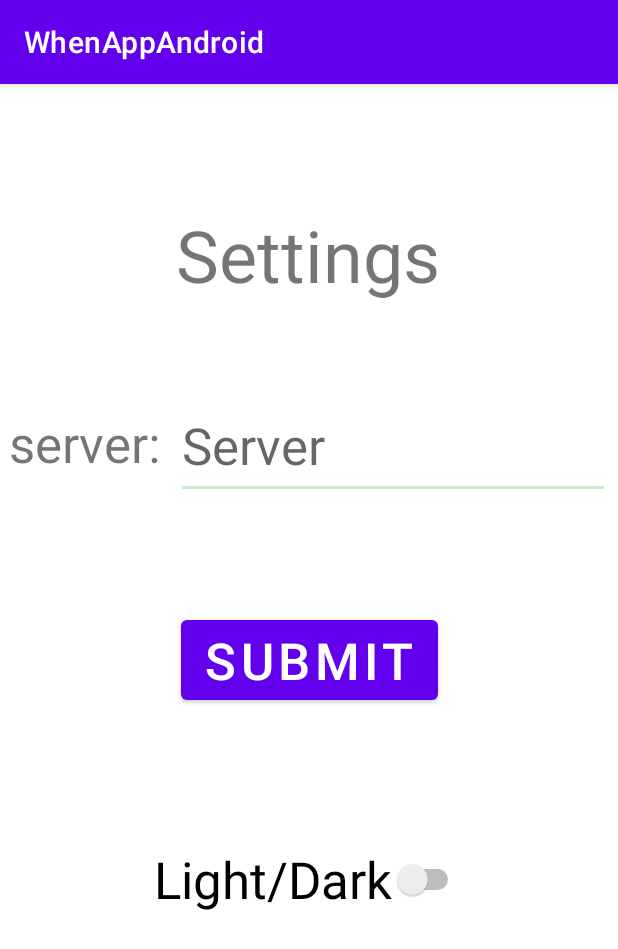
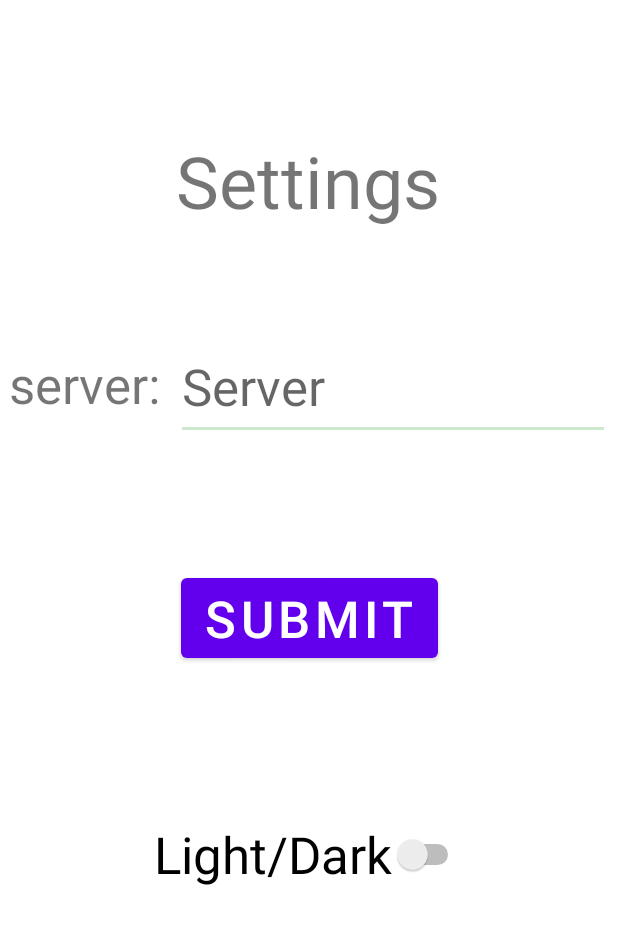
Before and after one commit to NoamCohen48/WhenAppAndroid2, an Android app: the SettingsActivity screen opened directly, with no data from a screen before it, on a phone screen of 412 x 824 dp. Shown: the top 949 px of the screen. Run offline under Robolectric (Android 15) with nearby library versions, the phone set to English and light mode, and no system bars.

```diff
--- a/app/src/main/java/com/example/whenappandroid/SettingsScreen/SettingsActivity.java
+++ b/app/src/main/java/com/example/whenappandroid/SettingsScreen/SettingsActivity.java
@@ -8,12 +8,22 @@ import android.view.View;
 import androidx.appcompat.app.AppCompatActivity;
 import androidx.appcompat.app.AppCompatDelegate;
 
+import com.example.whenappandroid.R;
 import com.example.whenappandroid.databinding.ActivitySettingsBinding;
 
 public class SettingsActivity extends AppCompatActivity {
+
     private ActivitySettingsBinding binding;
+
     @Override
     protected void onCreate(Bundle savedInstanceState) {
+
+        if(AppCompatDelegate.getDefaultNightMode() == AppCompatDelegate.MODE_NIGHT_YES) {
+            setTheme(R.style.Theme_Dark);
+        } else {
+            setTheme(R.style.Theme_Light);
+        }
+
         super.onCreate(savedInstanceState);
         binding  = ActivitySettingsBinding.inflate(getLayoutInflater());
         View view = binding.getRoot();
--- a/app/src/main/res/values-night/themes.xml
+++ b/app/src/main/res/values-night/themes.xml
@@ -1,6 +1,6 @@
 <resources xmlns:tools="http://schemas.android.com/tools">
     <!-- Base application theme. -->
-    <style name="Theme.WhenAppAndroid" parent="Theme.MaterialComponents.DayNight.DarkActionBar">
+    <style name="Theme.Dark" parent="Theme.MaterialComponents.DayNight.NoActionBar">
         <!-- Primary brand color. -->
         <item name="colorPrimary">@color/purple_200</item>
         <item name="colorPrimaryVariant">@color/purple_700</item>
@@ -10,7 +10,16 @@
         <item name="colorSecondaryVariant">@color/teal_200</item>
         <item name="colorOnSecondary">@color/black</item>
         <!-- Status bar color. -->
-        <item name="android:statusBarColor" tools:targetApi="l">?attr/colorPrimaryVariant</item>
-        <!-- Customize your theme here. -->
+        <item name="android:statusBarColor" >?attr/colorPrimaryVariant</item>
+        <!-- Error brand color. -->
+        <item name="colorError">@color/light_red</item>
+        <item name="colorOnError">@color/black</item>
+        <!-- Surface brand color. -->
+        <item name="colorSurface">@color/light_black</item>
+        <item name="colorOnSurface">@color/white</item>
+        <!-- Background brand color. -->
+        <item name="colorBackground">@color/light_black</item>
+        <item name="colorOnBackground">@color/white</item>
+
     </style>
 </resources>
--- a/app/src/main/res/values/colors.xml
+++ b/app/src/main/res/values/colors.xml
@@ -4,13 +4,20 @@
     <color name="purple_500">#FF6200EE</color>
     <color name="purple_700">#FF3700B3</color>
     <color name="teal_200">#EDC8E6C9</color>
-    <color name="teal_700">#FF018786</color>
+    <color name="teal_900">#018786</color>
     <color name="black">#FF000000</color>
     <color name="white">#FFFFFFFF</color>
     <color name="tanAccent">#e3cdb3</color>
     <color name="gray">#D1C4E9</color>
     <color name="green">#C3FCB3</color>
     <color name="blue">#D8B2DFDB</color>
+    <color name="red">#B00020</color>
+    <color name="light_red">#CF6679</color>
+    <color name="light_black">#121212</color>
+
+
+
+
 
 
 </resources>
--- a/app/src/main/res/values/strings.xml
+++ b/app/src/main/res/values/strings.xml
@@ -1,5 +1,5 @@
 <resources>
-    <string name="app_name">WhenAppAndroid</string>
+    <string name="app_name">TheAppOfTheKings</string>
     <!-- TODO: Remove or change this placeholder text -->
     <string name="hello_blank_fragment">Hello blank fragment</string>
     <string name="login_etUsername">Username</string>
--- a/app/src/main/res/values/themes.xml
+++ b/app/src/main/res/values/themes.xml
@@ -1,16 +1,25 @@
 <resources xmlns:tools="http://schemas.android.com/tools">
     <!-- Base application theme. -->
-    <style name="Theme.WhenAppAndroid" parent="Theme.MaterialComponents.DayNight.DarkActionBar">
+    <style name="Theme.Light" parent="Theme.MaterialComponents.DayNight.NoActionBar">
         <!-- Primary brand color. -->
         <item name="colorPrimary">@color/purple_500</item>
         <item name="colorPrimaryVariant">@color/purple_700</item>
         <item name="colorOnPrimary">@color/white</item>
         <!-- Secondary brand color. -->
         <item name="colorSecondary">@color/teal_200</item>
-        <item name="colorSecondaryVariant">@color/teal_700</item>
+        <item name="colorSecondaryVariant">@color/teal_900</item>
         <item name="colorOnSecondary">@color/black</item>
         <!-- Status bar color. -->
-        <item name="android:statusBarColor" tools:targetApi="l">?attr/colorPrimaryVariant</item>
-        <!-- Customize your theme here. -->
+        <item name="android:statusBarColor" >?attr/colorPrimaryVariant</item>
+        <!-- Error brand color. -->
+        <item name="colorError">@color/red</item>
+        <item name="colorOnError">@color/white</item>
+        <!-- Surface brand color. -->
+        <item name="colorSurface">@color/white</item>
+        <item name="colorOnSurface">@color/black</item>
+        <!-- Background brand color. -->
+        <item name="colorBackground">@color/white</item>
+        <item name="colorOnBackground">@color/black</item>
+
     </style>
 </resources>
```
Also changed, not shown: app/src/main/AndroidManifest.xml (+1 -6 lines), app/src/main/res/layout/activity_login.xml (+4 -4 lines), app/src/main/res/values/attrs.xml (added, +30 -0 lines).
